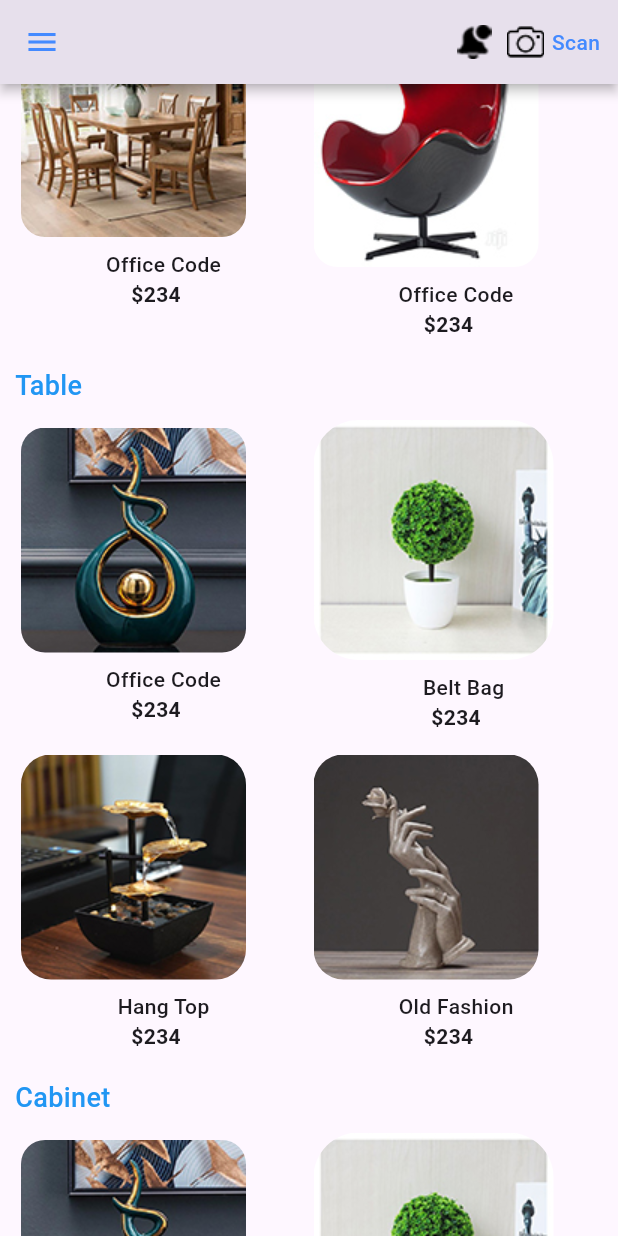
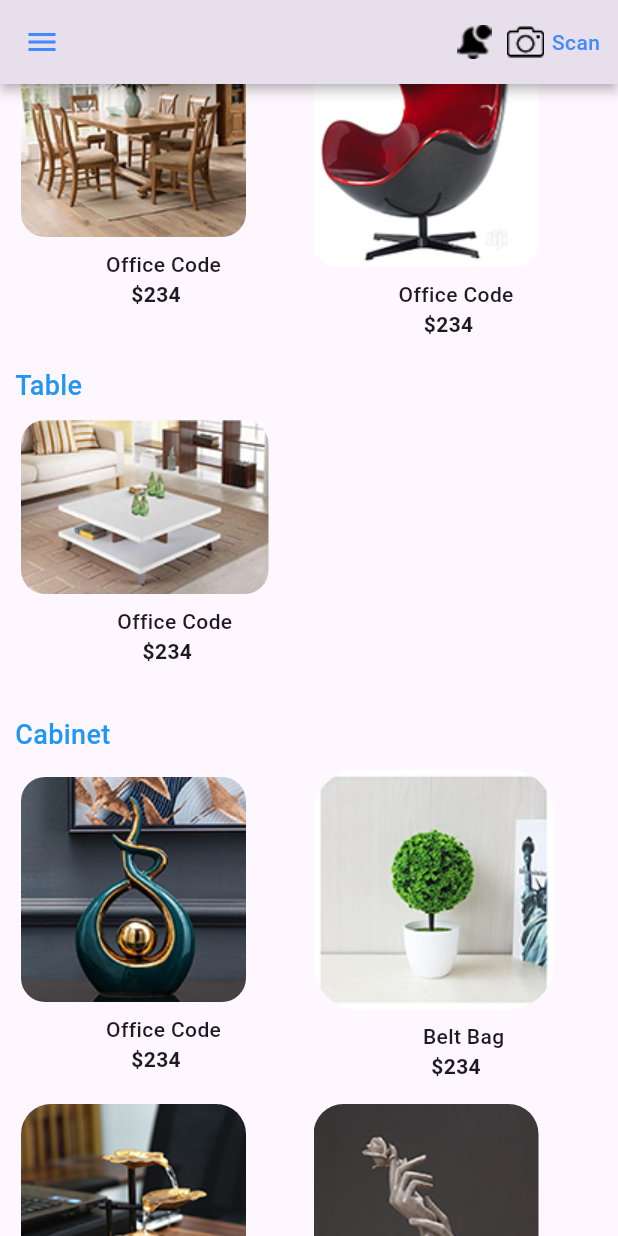
Before and after one commit to Tosin8/ktea, a Flutter app: the Home_Body screen opened directly, scrolled down 1152 dp, on a phone screen of 412 x 824 dp. Run offline on Flutter 3.47's test engine with Material 2 defaults, Android fonts, the phone set to English and light mode, and no system bars.

Commit message:
Updating Class

```diff
--- a/lib/components/product_class.dart
+++ b/lib/components/product_class.dart
@@ -68,6 +68,34 @@ List<Products> products = [
     description: dummyText,
     image: "assets/products/sofa/4_150.jpg",
   ),
+  Products(
+    id: 9,
+    title: "Office Code",
+    price: 234,
+    description: dummyText,
+    image: "assets/products/table/1_150.jpg",
+  ),
+  Products(
+    id: 10,
+    title: "Office Code",
+    price: 234,
+    description: dummyText,
+    image: "assets/products/table/2_150.jpg",
+  ),
+  Products(
+    id: 11,
+    title: "Office Code",
+    price: 234,
+    description: dummyText,
+    image: "assets/products/table/3_150.jpg",
+  ),
+  Products(
+    id: 12,
+    title: "Office Code",
+    price: 234,
+    description: dummyText,
+    image: "assets/products/table/4_150.jpg",
+  ),
 ];
 
 String dummyText =
--- a/lib/screens/home/home_body.dart
+++ b/lib/screens/home/home_body.dart
@@ -123,6 +123,8 @@ class _Home_BodyState extends State<Home_Body> {
             ]),
           ),
           SizedBox(height: 18),
+
+          // table.
           const ProductHeader_Title(
             title: 'Table',
           ),
@@ -131,18 +133,18 @@ class _Home_BodyState extends State<Home_Body> {
             padding: EdgeInsets.only(left: 4),
             child: Column(children: [
               Row(children: [
-                ItemCard1(),
+                ItemCard9(),
                 SizedBox(width: 45),
-                ItemCard2(),
+                // ItemCard10(),
               ]),
               SizedBox(height: 15),
-              Row(
-                children: [
-                  ItemCard3(),
-                  SizedBox(width: 45),
-                  ItemCard4(),
-                ],
-              ),
+              //  Row(
+              //     children: [
+              //       ItemCard11(),
+              //       SizedBox(width: 45),
+              //       ItemCard12(),
+              //     ],
+              //   ),
             ]),
           ),
           SizedBox(height: 18),
```
Also changed, not shown: lib/screens/home/home_widget.dart (+140 -0 lines).
